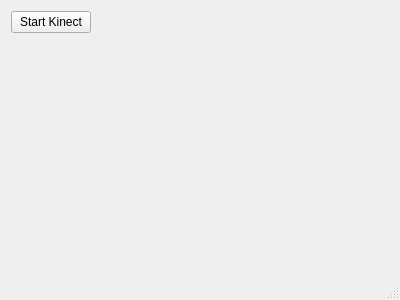
Above: apps/kinectcycle-qt/mainwindow.ui from MediaCycle/MediaCycle before the change. Below: the same form after it.
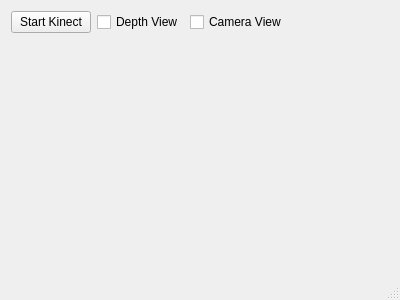
That is the form after the change. Icons and pictures are not drawn.

Commit message: KinectCycle now requires only one initial calibration, propagates it afterwards. Added Controls to enable/disable camera/depth views to save CPU and memory. Uses google-breakpad to redirect and mute crashes. Starts up hidden, with Kinect and OSC enabled, to run in background for installations such as LoopJam.

```diff
--- a/apps/kinectcycle-qt/mainwindow.ui
+++ b/apps/kinectcycle-qt/mainwindow.ui
@@ -28,6 +28,20 @@
         </property>
        </widget>
       </item>
+      <item>
+       <widget class="QCheckBox" name="checkBoxDepth">
+        <property name="text">
+         <string>Depth View</string>
+        </property>
+       </widget>
+      </item>
+      <item>
+       <widget class="QCheckBox" name="checkBoxCamera">
+        <property name="text">
+         <string>Camera View</string>
+        </property>
+       </widget>
+      </item>
       <item>
        <spacer name="horizontalSpacer_2">
         <property name="orientation">
```
The commit also changes 4 other files.
